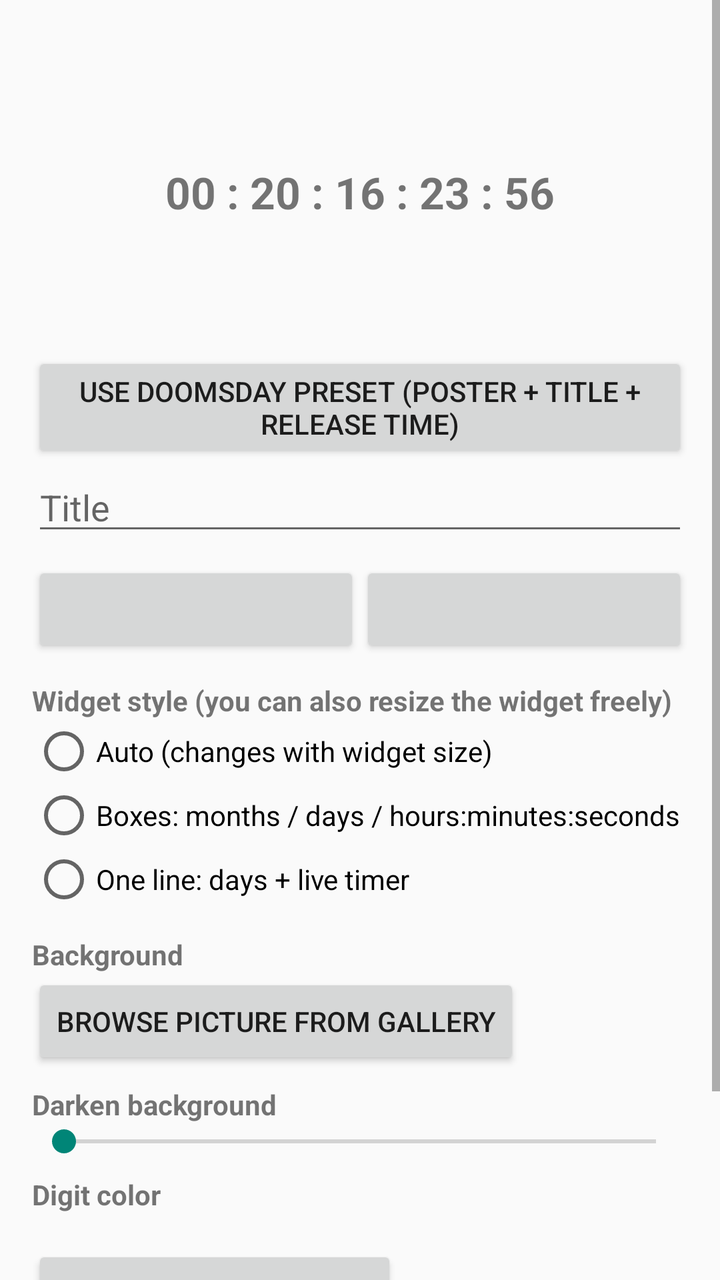
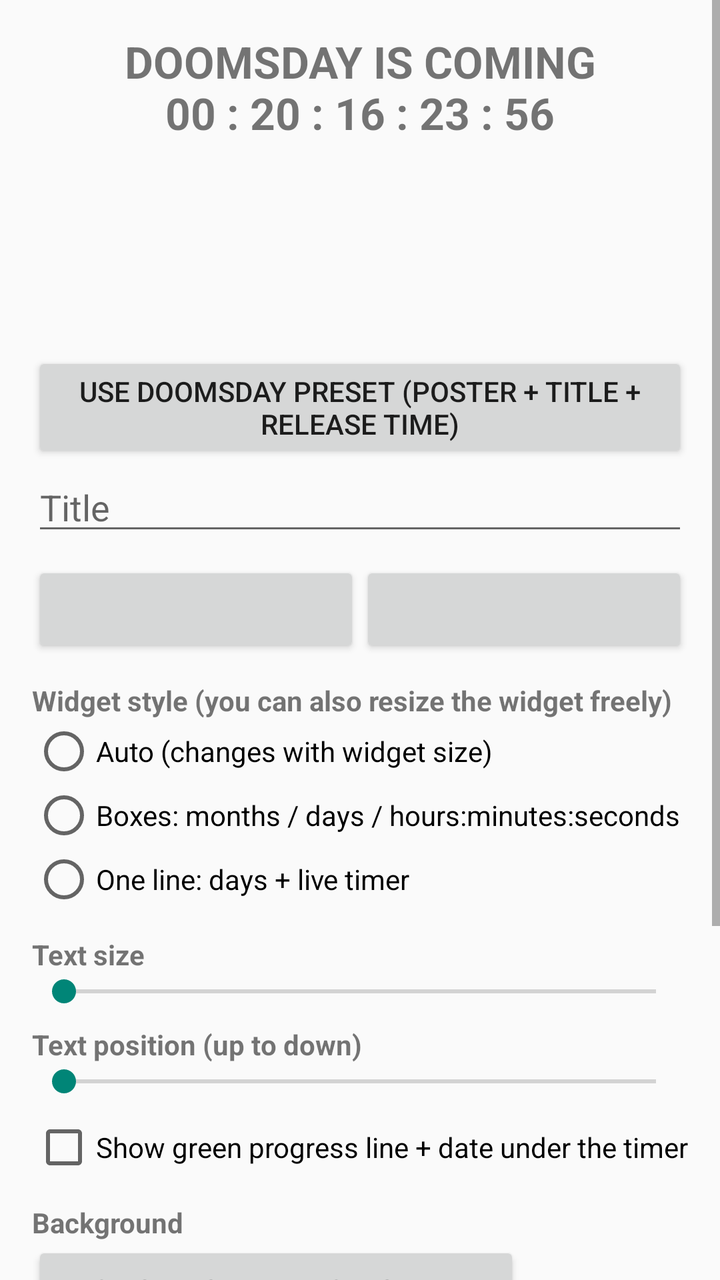

Screens rendered from an Android XML layout before and after an edit, with the pre-edit source and the edit as a unified diff.
<!-- AndroidManifest.xml: application theme Theme.AppCompat.DayNight.DarkActionBar -->
<!-- res/layout/activity_config.xml -->
<?xml version="1.0" encoding="utf-8"?>
<ScrollView xmlns:android="http://schemas.android.com/apk/res/android"
    android:layout_width="match_parent" android:layout_height="match_parent">
<LinearLayout android:layout_width="match_parent" android:layout_height="wrap_content"
    android:orientation="vertical" android:padding="16dp">

    <FrameLayout android:layout_width="match_parent" android:layout_height="160dp">
        <ImageView android:id="@+id/preview" android:layout_width="match_parent" android:layout_height="match_parent"
            android:scaleType="fitCenter" android:contentDescription="Preview"/>
        <TextView android:id="@+id/sample" android:layout_width="wrap_content" android:layout_height="wrap_content"
            android:layout_gravity="center" android:text="00 : 20 : 16 : 23 : 56"
            android:textSize="22sp" android:textStyle="bold"/>
    </FrameLayout>

    <Button android:id="@+id/preset" android:layout_width="match_parent" android:layout_height="wrap_content"
        android:text="Use Doomsday preset (poster + title + release time)"/>

    <EditText android:id="@+id/title" android:layout_width="match_parent" android:layout_height="wrap_content"
        android:hint="Title" android:inputType="textCapCharacters" android:maxLines="1"/>

    <LinearLayout android:layout_width="match_parent" android:layout_height="wrap_content"
        android:orientation="horizontal" android:layout_marginTop="8dp">
        <Button android:id="@+id/date" android:layout_width="0dp" android:layout_height="wrap_content" android:layout_weight="1"/>
        <Button android:id="@+id/time" android:layout_width="0dp" android:layout_height="wrap_content" android:layout_weight="1"/>
    </LinearLayout>

    <TextView android:layout_width="wrap_content" android:layout_height="wrap_content"
        android:layout_marginTop="12dp" android:text="Widget style (you can also resize the widget freely)" android:textStyle="bold"/>
    <RadioGroup android:id="@+id/mode" android:layout_width="match_parent" android:layout_height="wrap_content"
        android:orientation="vertical">
        <RadioButton android:id="@+id/mode_auto" android:layout_width="wrap_content" android:layout_height="wrap_content"
            android:text="Auto (changes with widget size)"/>
        <RadioButton android:id="@+id/mode_boxes" android:layout_width="wrap_content" android:layout_height="wrap_content"
            android:text="Boxes: months / days / hours:minutes:seconds"/>
        <RadioButton android:id="@+id/mode_line" android:layout_width="wrap_content" android:layout_height="wrap_content"
            android:text="One line: days + live timer"/>
    </RadioGroup>

    <TextView android:layout_width="wrap_content" android:layout_height="wrap_content"
        android:layout_marginTop="12dp" android:text="Background" android:textStyle="bold"/>
    <HorizontalScrollView android:layout_width="match_parent" android:layout_height="wrap_content">
        <RadioGroup android:id="@+id/themes" android:layout_width="wrap_content"
            android:layout_height="wrap_content" android:orientation="horizontal"/>
    </HorizontalScrollView>
    <Button android:id="@+id/photo" android:layout_width="wrap_content" android:layout_height="wrap_content"
        android:text="Browse picture from gallery"/>

    <TextView android:layout_width="wrap_content" android:layout_height="wrap_content"
        android:layout_marginTop="8dp" android:text="Darken background" android:textStyle="bold"/>
    <SeekBar android:id="@+id/dim" android:layout_width="match_parent" android:layout_height="wrap_content"/>

    <TextView android:layout_width="wrap_content" android:layout_height="wrap_content"
        android:layout_marginTop="8dp" android:text="Digit color" android:textStyle="bold"/>
    <LinearLayout android:id="@+id/colors" android:layout_width="match_parent"
        android:layout_height="wrap_content" android:orientation="horizontal" android:layout_marginTop="4dp"/>

    <Button android:id="@+id/sound" android:layout_width="wrap_content" android:layout_height="wrap_content"
        android:layout_marginTop="12dp" android:text="Choose sound / music"/>

    <Button android:id="@+id/save" android:layout_width="match_parent" android:layout_height="wrap_content"
        android:layout_marginTop="16dp" android:text="Save widget"/>
</LinearLayout>
</ScrollView>
<!-- resources referenced by this layout -->
<resources>

</resources>

<!-- the commit's change to res/layout/activity_config.xml (unified diff, before → after) -->
@@ -8,7 +8,7 @@
         <ImageView android:id="@+id/preview" android:layout_width="match_parent" android:layout_height="match_parent"
             android:scaleType="fitCenter" android:contentDescription="Preview"/>
         <TextView android:id="@+id/sample" android:layout_width="wrap_content" android:layout_height="wrap_content"
-            android:layout_gravity="center" android:text="00 : 20 : 16 : 23 : 56"
+            android:layout_gravity="top|center_horizontal" android:text="DOOMSDAY IS COMING\n00 : 20 : 16 : 23 : 56" android:gravity="center"
             android:textSize="22sp" android:textStyle="bold"/>
     </FrameLayout>
 
@@ -36,6 +36,17 @@
             android:text="One line: days + live timer"/>
     </RadioGroup>
 
+
+    <TextView android:layout_width="wrap_content" android:layout_height="wrap_content"
+        android:layout_marginTop="12dp" android:text="Text size" android:textStyle="bold"/>
+    <SeekBar android:id="@+id/tsize" android:layout_width="match_parent" android:layout_height="wrap_content"/>
+
+    <TextView android:layout_width="wrap_content" android:layout_height="wrap_content"
+        android:layout_marginTop="8dp" android:text="Text position (up to down)" android:textStyle="bold"/>
+    <SeekBar android:id="@+id/tpos" android:layout_width="match_parent" android:layout_height="wrap_content"/>
+
+    <CheckBox android:id="@+id/show_line" android:layout_width="wrap_content" android:layout_height="wrap_content"
+        android:layout_marginTop="8dp" android:text="Show green progress line + date under the timer"/>
     <TextView android:layout_width="wrap_content" android:layout_height="wrap_content"
         android:layout_marginTop="12dp" android:text="Background" android:textStyle="bold"/>
     <HorizontalScrollView android:layout_width="match_parent" android:layout_height="wrap_content">
